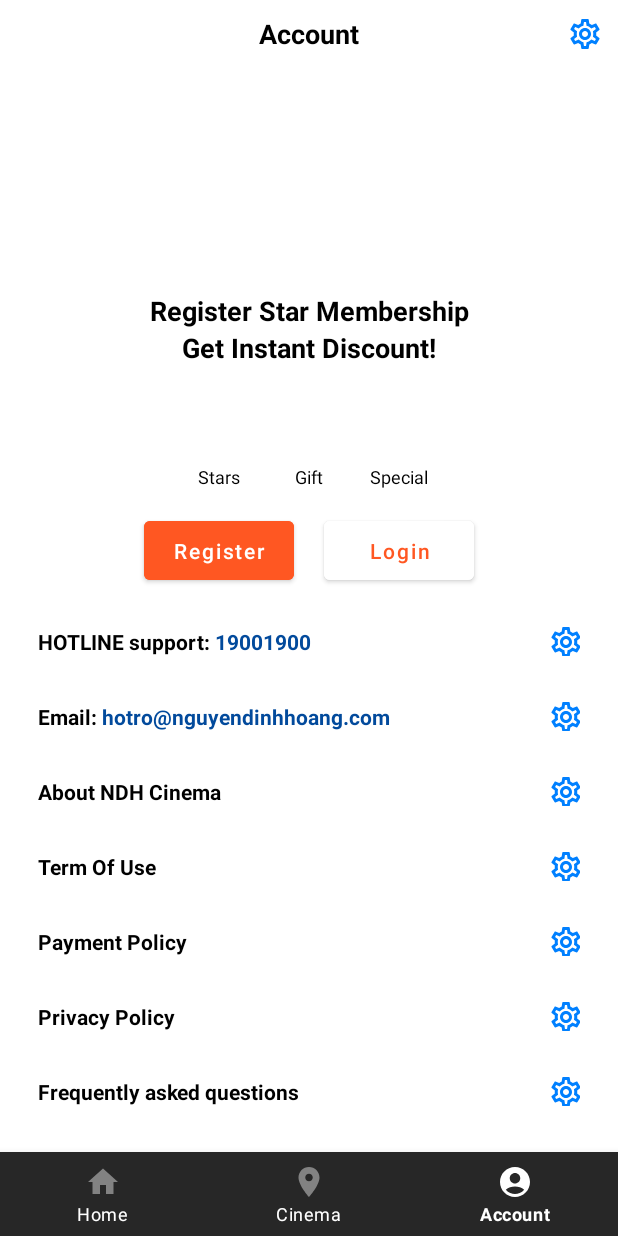
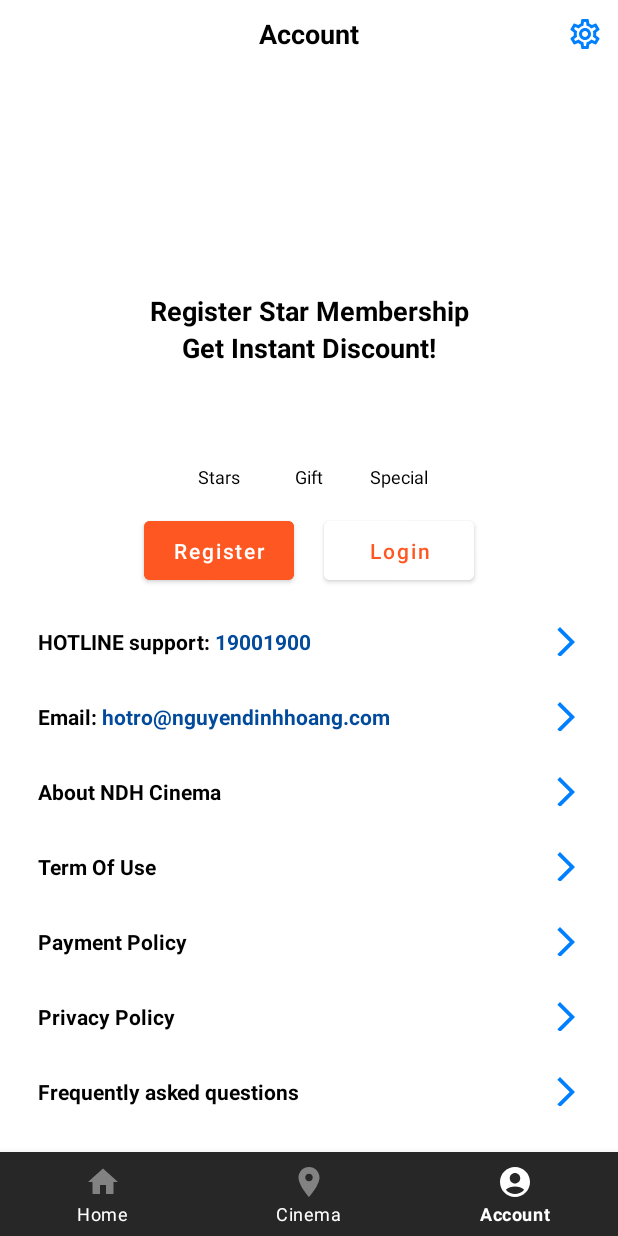
Before and after one commit to hoaqbb/android_ticket_booking, an Android app: the screen it shows after launch (MainActivity), item 3 of the bottom bar chosen, on a phone screen of 412 x 824 dp. Run offline under Robolectric (Android 15) with nearby library versions, the light colour scheme and no system bars; libraries missing offline, so code that uses them is left out: com.denzcoskun.imageslider; 2 statements that could not run were skipped.

Commit message:
fix HomeFragment.kt

```diff
--- a/app/src/main/java/com/example/cinema_ticket_booking_app/api/ApiCall.kt
+++ b/app/src/main/java/com/example/cinema_ticket_booking_app/api/ApiCall.kt
@@ -8,7 +8,7 @@ class ApiCall {
     companion object {
         //Luu y: thay dia chi ip thanh dia chi ip may
         private val retrofit: Retrofit = Retrofit.Builder()
-            .baseUrl("http://192.168.1.8:3000/")
+            .baseUrl("http://172.20.10.4:3000/")
             .addConverterFactory(GsonConverterFactory.create())
             .build()
 
--- a/app/src/main/java/com/example/cinema_ticket_booking_app/fragments/HomeFragment.kt
+++ b/app/src/main/java/com/example/cinema_ticket_booking_app/fragments/HomeFragment.kt
@@ -30,15 +30,20 @@ class HomeFragment : Fragment(R.layout.fragment_home), MovieAdapter.OnItemClickL
         imageSlider = binding.slider
         slideShow(imageSlider)
 
+        binding.txtNowShowing.setTextColor(binding.txtNowShowing.getContext().getColor(R.color.blueCustom))
         //Mac dinh hien thi On showing
         fetchMovies(true)
         //Su kien click tren Now showing
         binding.txtNowShowing.setOnClickListener{
             fetchMovies(true)
+            binding.txtNowShowing.setTextColor(binding.txtNowShowing.getContext().getColor(R.color.blueCustom))
+            binding.txtComingSoon.setTextColor(binding.txtComingSoon.getContext().getColor(R.color.light_gray))
         }
-        //Su kien click tren Comming soon
-        binding.txtCommingSoon.setOnClickListener{
+        //Su kien click tren Coming soon
+        binding.txtComingSoon.setOnClickListener{
             fetchMovies(false)
+            binding.txtNowShowing.setTextColor(binding.txtNowShowing.getContext().getColor(R.color.light_gray))
+            binding.txtComingSoon.setTextColor(binding.txtComingSoon.getContext().getColor(R.color.blueCustom))
         }
     }
 
--- /dev/null
+++ b/app/src/main/res/drawable/baseline_arrow_forward_ios_24.xml
@@ -0,0 +1,5 @@
+<vector android:autoMirrored="true" android:height="24dp"
+    android:tint="#0080FF" android:viewportHeight="24"
+    android:viewportWidth="24" android:width="24dp" xmlns:android="http://schemas.android.com/apk/res/android">
+    <path android:fillColor="@android:color/white" android:pathData="M6.23,20.23l1.77,1.77l10,-10l-10,-10l-1.77,1.77l8.23,8.23z"/>
+</vector>
--- a/app/src/main/res/layout/fragment_account.xml
+++ b/app/src/main/res/layout/fragment_account.xml
@@ -237,7 +237,7 @@
                             android:layout_height="19dp"
                             android:layout_alignParentRight="true"
                             android:backgroundTint="@color/white"
-                            app:srcCompat="@drawable/outline_settings_24"/>
+                            app:srcCompat="@drawable/baseline_arrow_forward_ios_24"/>
                     </RelativeLayout>
 
                 </LinearLayout>
@@ -279,7 +279,7 @@
                             android:layout_height="19dp"
                             android:layout_alignParentRight="true"
                             android:backgroundTint="@color/white"
-                            app:srcCompat="@drawable/outline_settings_24"/>
+                            app:srcCompat="@drawable/baseline_arrow_forward_ios_24"/>
                     </RelativeLayout>
 
                 </LinearLayout>
@@ -309,7 +309,7 @@
                         android:layout_height="19dp"
                         android:layout_alignParentRight="true"
                         android:backgroundTint="@color/white"
-                        app:srcCompat="@drawable/outline_settings_24"/>
+                        app:srcCompat="@drawable/baseline_arrow_forward_ios_24"/>
                 </RelativeLayout>
 
             </LinearLayout>
@@ -335,7 +335,7 @@
                         android:layout_height="19dp"
                         android:layout_alignParentRight="true"
                         android:backgroundTint="@color/white"
-                        app:srcCompat="@drawable/outline_settings_24"/>
+                        app:srcCompat="@drawable/baseline_arrow_forward_ios_24"/>
                 </RelativeLayout>
 
             </LinearLayout>
@@ -363,7 +363,7 @@
                         android:layout_height="19dp"
                         android:layout_alignParentRight="true"
                         android:backgroundTint="@color/white"
-                        app:srcCompat="@drawable/outline_settings_24"/>
+                        app:srcCompat="@drawable/baseline_arrow_forward_ios_24"/>
                 </RelativeLayout>
 
             </LinearLayout>
@@ -391,7 +391,7 @@
                         android:layout_height="19dp"
                         android:layout_alignParentRight="true"
                         android:backgroundTint="@color/white"
-                        app:srcCompat="@drawable/outline_settings_24"/>
+                        app:srcCompat="@drawable/baseline_arrow_forward_ios_24"/>
                 </RelativeLayout>
 
             </LinearLayout>
@@ -417,7 +417,7 @@
                         android:layout_height="19dp"
                         android:layout_alignParentRight="true"
                         android:backgroundTint="@color/white"
-                        app:srcCompat="@drawable/outline_settings_24"/>
+                        app:srcCompat="@drawable/baseline_arrow_forward_ios_24"/>
                 </RelativeLayout>
 
             </LinearLayout>
```
Also changed, not shown: app/src/main/res/layout/fragment_home.xml (+5 -4 lines).
